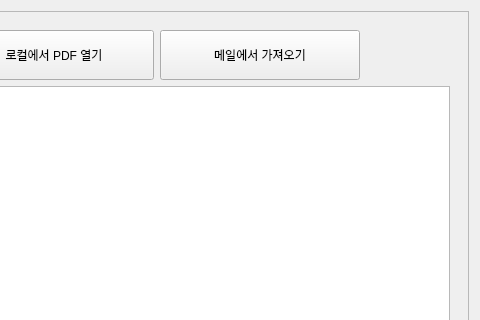
Qt form ui/pdf_load_area.ui (Glen-Lee-glitch/new_viewer) before a commit; both pictures show x 167 to 647 and y 0 to 320 of the 647 by 722 pixel window.
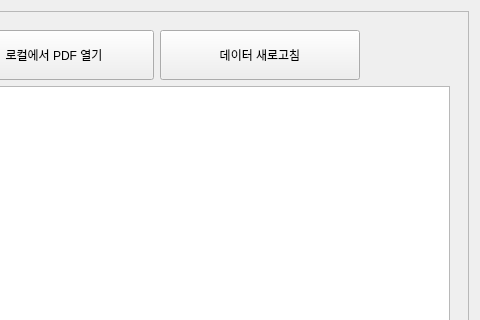
The same form after that commit.

Commit message:
feat: 데이터 새로고침 기능 구현
- '데이터 새로고침' 버튼 클릭 시 populate_recent_subsidy_rows 함수를 호출하여 테이블 데이터를 갱신하도록 수정
- 사용자가 최신 데이터를 실시간으로 확인할 수 있도록 편의성 증대

The edit to the form file:
```diff
--- a/ui/pdf_load_area.ui
+++ b/ui/pdf_load_area.ui
@@ -32,8 +32,8 @@
          <rect>
           <x>0</x>
           <y>0</y>
-          <width>619</width>
-          <height>694</height>
+          <width>625</width>
+          <height>700</height>
          </rect>
         </property>
         <layout class="QGridLayout" name="gridLayout">
@@ -107,7 +107,7 @@
                  </size>
                 </property>
                 <property name="text">
-                 <string>메일에서 가져오기</string>
+                 <string>데이터 새로고침</string>
                 </property>
                </widget>
               </item>
```
Left out of the diff: 8 changed lines with no effect on the pictures. The commit also changes 1 other file.
